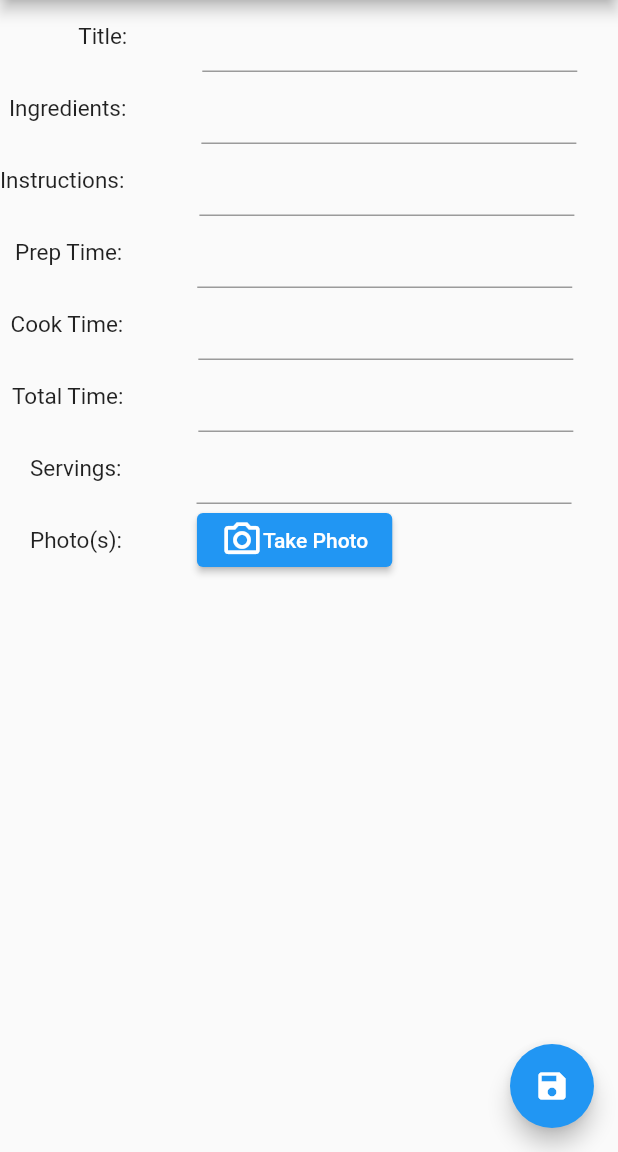
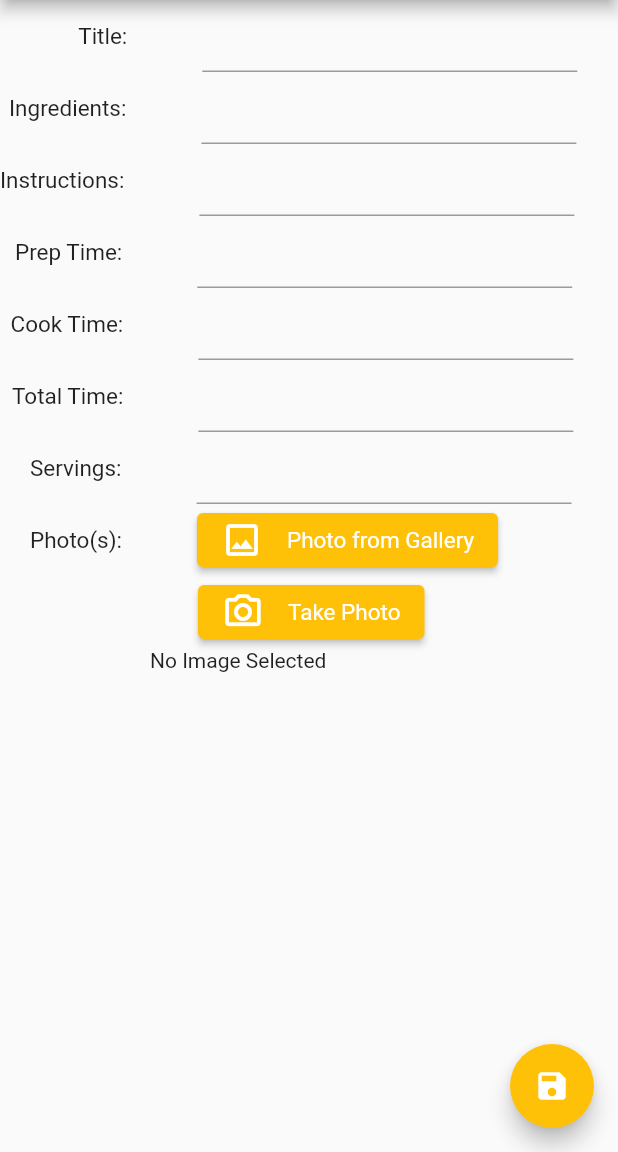
Before and after one commit to Puggymunch/mobile_devices_final, a Flutter app: the AddRecipe screen opened by its route, after a tap on "Take Photo", on a phone screen of 412 x 824 dp, the part 84-1236 px from its top. Run offline on Flutter 3.47's test engine with Material 2 defaults, Android fonts, the phone set to English and light mode, and no system bars; our stand-ins replace cloud_firestore, firebase_core, firebase_storage, image_picker; accounts and stored records are empty.

Commit message:
camera and gallery useable

```diff
--- a/lib/addrecipe.dart
+++ b/lib/addrecipe.dart
@@ -1,15 +1,15 @@
 import 'package:cloud_firestore/cloud_firestore.dart';
+import 'package:firebase_storage/firebase_storage.dart';
 import 'package:flutter/cupertino.dart';
 import 'package:flutter/material.dart';
 import 'package:firebase_core/firebase_core.dart';
 import 'package:cloud_firestore/cloud_firestore.dart';
-import 'package:camera/camera.dart';
+import 'package:flutter/services.dart';
 import 'package:image_picker/image_picker.dart';
+import 'firebase_api.dart';
 import 'dart:io';
 
-import 'package:image_picker/image_picker.dart';
-
-List<CameraDescription> cameras = [];
+import 'package:path/path.dart';
 
 class AddRecipe extends StatefulWidget {
   const AddRecipe({Key? key}) : super(key: key);
@@ -27,18 +27,37 @@ class _AddRecipeState extends State<AddRecipe> {
   var cooktimeController = TextEditingController();
   var totaltimeController = TextEditingController();
   var servingsController = TextEditingController();
-  late CameraController _controller;
-  late Future<void> _initializeControllerFuture;
+  File? image;
 
-  @override
-  void dispose() {
-    // Dispose of the controller when the widget is disposed.
-    _controller.dispose();
-    super.dispose();
+  Future pickImage(ImageSource source) async {
+    try {
+      final image = await ImagePicker().pickImage(source: source);
+      if (image == null) return;
+
+      final imageTemporary = File(image.path);
+      print("path: " + image.path);
+      setState(() {
+        this.image = imageTemporary;
+      });
+    } on PlatformException catch (e) {
+      print('Failed to pick image: $e');
+    }
+  }
+
+  Future uploadImage() async {
+    if (image == null) return;
+
+    final fileName = basename(image!.path);
+    final destination = 'images/$fileName';
+
+    FirebaseApi.uploadFile(destination, image!);
   }
 
   @override
   Widget build(BuildContext context) {
+    final fileName =
+        image != null ? basename(image!.path) : "No Image Selected";
+
     return Scaffold(
       appBar: AppBar(
         title: Text('Create a Recipe!',
@@ -50,11 +69,11 @@ class _AddRecipeState extends State<AddRecipe> {
           Row(
             mainAxisAlignment: MainAxisAlignment.center,
             children: [
-              SizedBox(
+              const SizedBox(
                 width: 25,
               ),
               Text("Title:", style: TextStyle(fontSize: 15)),
-              SizedBox(
+              const SizedBox(
                 width: 50,
               ),
               Container(
@@ -71,11 +90,11 @@ class _AddRecipeState extends State<AddRecipe> {
           Row(
             mainAxisAlignment: MainAxisAlignment.start,
             children: [
-              SizedBox(
+              const SizedBox(
                 width: 6,
               ),
               Text("Ingredients:", style: TextStyle(fontSize: 15)),
-              SizedBox(
+              const SizedBox(
                 width: 50,
               ),
               Container(
@@ -93,7 +112,7 @@ class _AddRecipeState extends State<AddRecipe> {
             mainAxisAlignment: MainAxisAlignment.start,
             children: [
               Text("Instructions:", style: TextStyle(fontSize: 15)),
-              SizedBox(
+              const SizedBox(
                 width: 50,
               ),
               Container(
@@ -110,11 +129,11 @@ class _AddRecipeState extends State<AddRecipe> {
           Row(
             mainAxisAlignment: MainAxisAlignment.start,
             children: [
-              SizedBox(
+              const SizedBox(
                 width: 10,
               ),
               Text("Prep Time:", style: TextStyle(fontSize: 15)),
-              SizedBox(
+              const SizedBox(
                 width: 50,
               ),
               Container(
@@ -129,11 +148,11 @@ class _AddRecipeState extends State<AddRecipe> {
           Row(
             mainAxisAlignment: MainAxisAlignment.start,
             children: [
-              SizedBox(
+              const SizedBox(
                 width: 7,
               ),
               Text("Cook Time:", style: TextStyle(fontSize: 15)),
-              SizedBox(
+              const SizedBox(
                 width: 50,
               ),
               Container(
@@ -148,11 +167,11 @@ class _AddRecipeState extends State<AddRecipe> {
           Row(
             mainAxisAlignment: MainAxisAlignment.start,
             children: [
-              SizedBox(
+              const SizedBox(
                 width: 8,
               ),
               Text("Total Time:", style: TextStyle(fontSize: 15)),
-              SizedBox(
+              const SizedBox(
                 width: 50,
               ),
               Container(
@@ -167,11 +186,11 @@ class _AddRecipeState extends State<AddRecipe> {
           Row(
             mainAxisAlignment: MainAxisAlignment.start,
             children: [
-              SizedBox(
+              const SizedBox(
                 width: 20,
               ),
               Text("Servings:", style: TextStyle(fontSize: 15)),
-              SizedBox(
+              const SizedBox(
                 width: 50,
               ),
               Container(
@@ -186,49 +205,92 @@ class _AddRecipeState extends State<AddRecipe> {
           Row(
             mainAxisAlignment: MainAxisAlignment.start,
             children: [
-              SizedBox(
+              const SizedBox(
                 width: 20,
               ),
               Text("Photo(s):", style: TextStyle(fontSize: 15)),
-              SizedBox(
+              const SizedBox(
                 width: 50,
               ),
-              ElevatedButton(
-                child: Row(children: [
-                  Icon(Icons.camera_alt_outlined, size: 28),
-                  Text("Take Photo")
-                ]),
-                onPressed: () {
-                  setState(() {
-                    _controller = CameraController(
-                        cameras.first, ResolutionPreset.medium);
-                    _initializeControllerFuture = _controller.initialize();
-
-                    FutureBuilder<void>(
-                        future: _initializeControllerFuture,
-                        builder: (context, snapshot) {
-                          if (snapshot.connectionState ==
-                              ConnectionState.done) {
-                            return CameraPreview(_controller);
-                          } else {
-                            return Center(
-                              child: CircularProgressIndicator(),
-                            );
-                          }
-                        });
-                  });
+              buildButton(
+                title: 'Photo from Gallery',
+                icon: Icons.image_outlined,
+                onClicked: () {
+                  pickImage(ImageSource.gallery);
                 },
               ),
             ],
           ),
+          Row(
+            mainAxisAlignment: MainAxisAlignment.start,
+            children: [
+              const SizedBox(
+                height: 24,
+                width: 132,
+              ),
+              buildButton(
+                title: 'Take Photo',
+                icon: Icons.camera_alt_outlined,
+                onClicked: () {
+                  pickImage(ImageSource.camera);
+                },
+              ),
+            ],
+          ),
+          Row(
+            children: [
+              const SizedBox(
+                width: 100,
+              ),
+              Text(fileName),
+            ],
+          )
         ],
       ),
       floatingActionButton: FloatingActionButton(
-          child: Icon(Icons.save),
-          onPressed: () {
-            //addStudent();
-            Navigator.pop(context, true);
-          }),
+        child: Icon(Icons.save),
+        onPressed: () {
+          addRecipe();
+          uploadImage();
+          Navigator.pop(context, true);
+        },
+        backgroundColor: Colors.amber,
+      ),
     );
   }
+
+  Widget buildButton({
+    required String title,
+    required IconData icon,
+    required VoidCallback onClicked,
+  }) =>
+      ElevatedButton(
+        child: Row(
+          children: [
+            Icon(icon, size: 28),
+            const SizedBox(width: 16),
+            Text(title),
+          ],
+        ),
+        onPressed: onClicked,
+        style: ButtonStyle(
+          backgroundColor: MaterialStateProperty.all(Colors.amber),
+          textStyle: MaterialStateProperty.all(TextStyle(fontSize: 15)),
+        ),
+      );
+
+  Future<void> addRecipe() {
+    return recipes
+        .add({
+          'title': titleController.text,
+          'ingredients': ingredientsController.text,
+          'instructions': instructionsController.text,
+          'preptime': preptimeController.text,
+          'cooktime': cooktimeController.text,
+          'totaltime': totaltimeController.text,
+          'servings': servingsController.text
+        })
+        .then((value) => print("Recipe Added"))
+        .catchError((error) => print("Faile to add recipe: $error"));
+  }
 }
--- /dev/null
+++ b/lib/firebase_api.dart
@@ -0,0 +1,15 @@
+import 'dart:io';
+import 'dart:typed_data';
+import 'package:firebase_storage/firebase_storage.dart';
+
+class FirebaseApi {
+  static UploadTask? uploadFile(String destination, File image) {
+    try {
+      final ref = FirebaseStorage.instance.ref(destination);
+
+      return ref.putFile(image);
+    } on FirebaseException catch (e) {
+      return null;
+    }
+  }
+}
--- a/lib/main.dart
+++ b/lib/main.dart
@@ -1,14 +1,11 @@
 import 'package:flutter/material.dart';
 import 'package:firebase_core/firebase_core.dart';
 import 'package:cloud_firestore/cloud_firestore.dart';
-import 'package:camera/camera.dart';
 import 'addrecipe.dart';
 
 void main() async {
   WidgetsFlutterBinding.ensureInitialized();
   await Firebase.initializeApp();
-  WidgetsFlutterBinding.ensureInitialized();
-  cameras = await availableCameras();
   runApp(const MyApp());
 }
 
--- a/pubspec.yaml
+++ b/pubspec.yaml
@@ -36,6 +36,7 @@ dependencies:
   cupertino_icons: ^1.0.2
   firebase_core:
   cloud_firestore:
+  firebase_storage:
   camera:
   path_provider:
   path:
```
Also changed, not shown: pubspec.lock, 1 other file.
